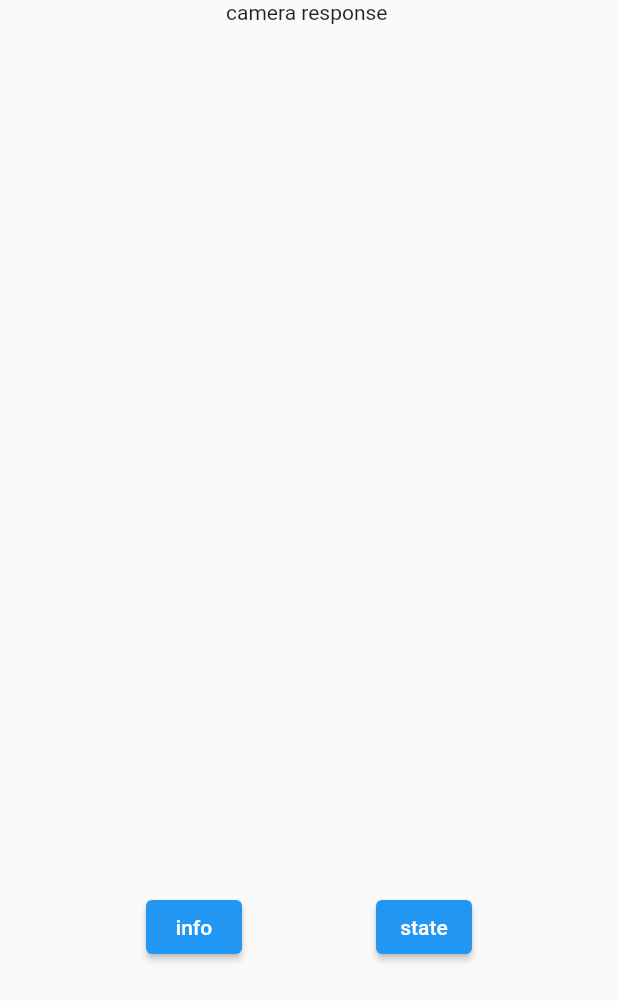
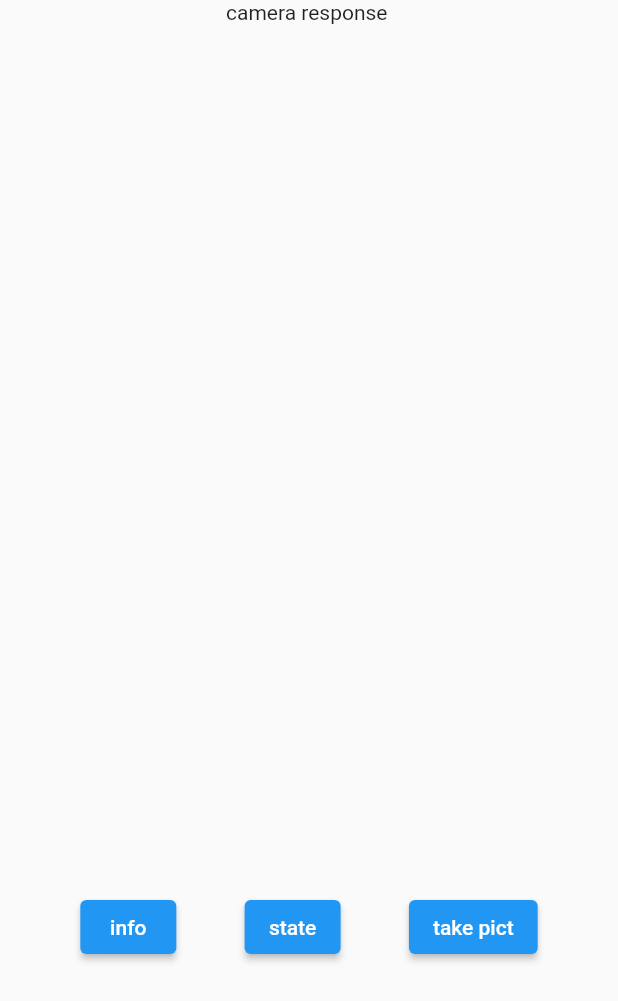
Before and after one commit to codetricity/theta_bloc_chop, a Flutter app: the screen it shows after launch, on a phone screen of 412 x 824 dp. Shown: the top 1001 px of the screen. Run offline on Flutter 3.47's test engine with Material 2 defaults, Android fonts, the phone set to English and light mode, and no system bars; our stand-ins replace bloc, chopper, equatable, flutter_bloc; generated files the repository leaves out were written again.

Commit message:
added take picture

```diff
--- a/lib/main.dart
+++ b/lib/main.dart
@@ -48,6 +48,12 @@ class MyApp extends StatelessWidget {
                               context.read<ThetaBasicCubit>().thetaState();
                             },
                           ),
+                          ElevatedButton(
+                            child: const Text('take pict'),
+                            onPressed: () async {
+                              context.read<ThetaBasicCubit>().takePicture();
+                            },
+                          ),
                         ],
                       ),
                     ),
--- a/lib/service/theta_basic_service.dart
+++ b/lib/service/theta_basic_service.dart
@@ -14,6 +14,13 @@ abstract class ThetaBasicService extends ChopperService {
       headers: {'Content-Type': 'application/json;charset=utf-8'})
   Future<Response> thetaState();
 
+  @Post(
+      path: '/commands/execute',
+      headers: {'Content-Type': 'application/json;charset=utf-8'})
+  Future<Response> thetaCommand(
+    @Body() Map<String, dynamic> body,
+  );
+
   static ThetaBasicService create() {
     return _$ThetaBasicService();
   }
```
Also changed, not shown: lib/cubit/theta_basic_cubit.dart (+7 -0 lines), lib/service/theta_basic_service.chopper.dart, readme_assets/screenshot_2021_12_15.png (added), 1 other file.
